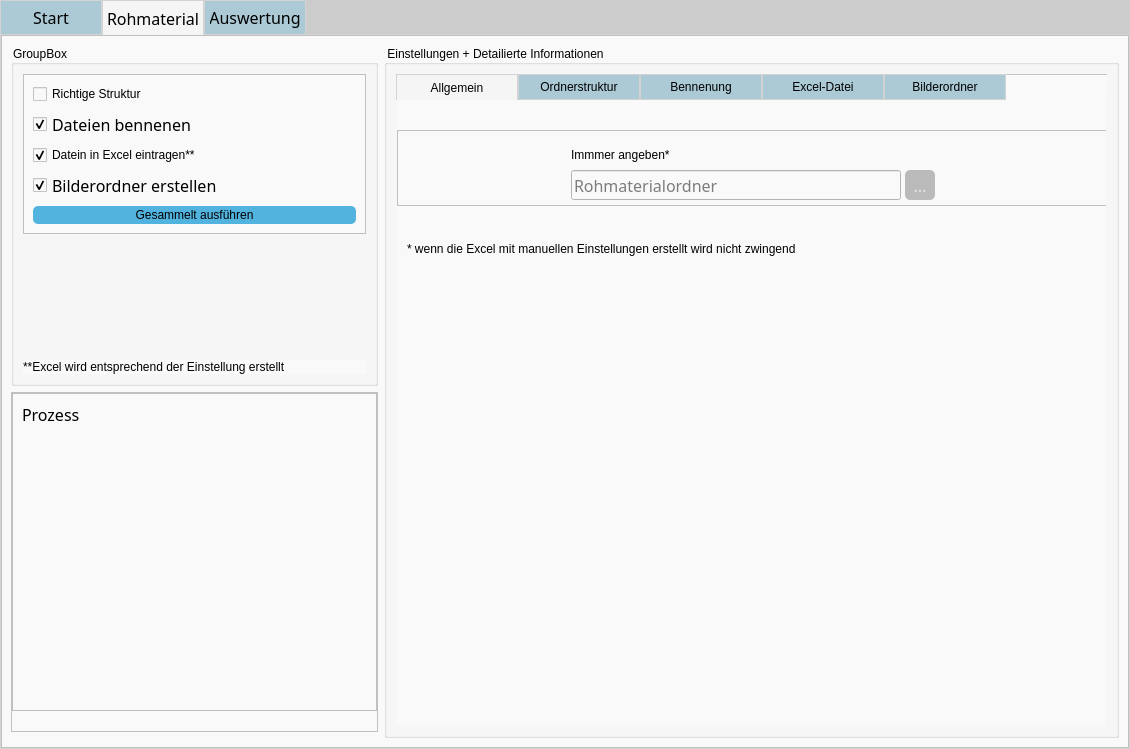
xtrilogis/ZLF_Sort_v2.0, file dev/gui/first_draft.ui: the form before one commit.
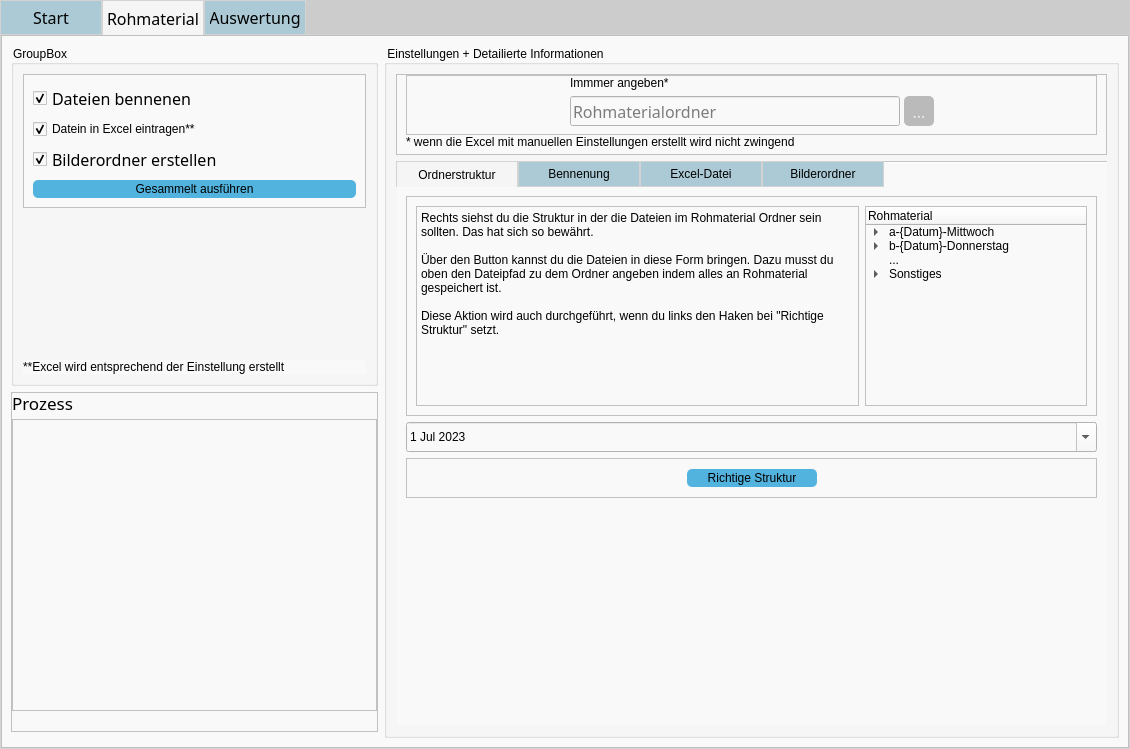
The form after the commit. The open tabs and pages were chosen to show the change. Icons and pictures are not drawn.

Commit message: feat: new arrangement fix: disabeld buttons for util in test

Patch:
```diff
--- a/dev/gui/first_draft.ui
+++ b/dev/gui/first_draft.ui
@@ -1020,6 +1020,201 @@
               <string>Einstellungen + Detailierte Informationen</string>
              </property>
              <layout class="QVBoxLayout" name="verticalLayout_4">
+              <item>
+               <widget class="QFrame" name="frame_29">
+                <property name="frameShape">
+                 <enum>QFrame::StyledPanel</enum>
+                </property>
+                <property name="frameShadow">
+                 <enum>QFrame::Raised</enum>
+                </property>
+                <layout class="QVBoxLayout" name="verticalLayout_23">
+                 <property name="spacing">
+                  <number>0</number>
+                 </property>
+                 <property name="topMargin">
+                  <number>0</number>
+                 </property>
+                 <property name="bottomMargin">
+                  <number>5</number>
+                 </property>
+                 <item>
+                  <widget class="QFrame" name="input_frame_2">
+                   <property name="maximumSize">
+                    <size>
+                     <width>16777215</width>
+                     <height>100</height>
+                    </size>
+                   </property>
+                   <property name="frameShape">
+                    <enum>QFrame::StyledPanel</enum>
+                   </property>
+                   <property name="frameShadow">
+                    <enum>QFrame::Raised</enum>
+                   </property>
+                   <layout class="QGridLayout" name="gridLayout_4">
+                    <property name="leftMargin">
+                     <number>0</number>
+                    </property>
+                    <property name="topMargin">
+                     <number>0</number>
+                    </property>
+                    <property name="rightMargin">
+                     <number>0</number>
+                    </property>
+                    <property name="bottomMargin">
+                     <number>8</number>
+                    </property>
+                    <property name="horizontalSpacing">
+                     <number>4</number>
+                    </property>
+                    <property name="verticalSpacing">
+                     <number>6</number>
+                    </property>
+                    <item row="1" column="1">
+                     <widget class="QLineEdit" name="drop_raw_rawpath">
+                      <property name="minimumSize">
+                       <size>
+                        <width>330</width>
+                        <height>30</height>
+                       </size>
+                      </property>
+                      <property name="maximumSize">
+                       <size>
+                        <width>330</width>
+                        <height>30</height>
+                       </size>
+                      </property>
+                      <property name="baseSize">
+                       <size>
+                        <width>30</width>
+                        <height>0</height>
+                       </size>
+                      </property>
+                      <property name="font">
+                       <font>
+                        <family>Gill Sans Nova</family>
+                        <pointsize>12</pointsize>
+                        <weight>50</weight>
+                        <italic>false</italic>
+                        <bold>false</bold>
+                       </font>
+                      </property>
+                      <property name="toolTip">
+                       <string>Dateipfad den Rohmaterial-Ordners</string>
+                      </property>
+                      <property name="styleSheet">
+                       <string notr="true">QLineEdit {
+	color: &quot;red&quot;;
+}</string>
+                      </property>
+                      <property name="inputMask">
+                       <string/>
+                      </property>
+                      <property name="text">
+                       <string/>
+                      </property>
+                      <property name="frame">
+                       <bool>true</bool>
+                      </property>
+                      <property name="echoMode">
+                       <enum>QLineEdit::Normal</enum>
+                      </property>
+                      <property name="alignment">
+                       <set>Qt::AlignLeading|Qt::AlignLeft|Qt::AlignVCenter</set>
+                      </property>
+                      <property name="placeholderText">
+                       <string>Rohmaterialordner</string>
+                      </property>
+                      <property name="clearButtonEnabled">
+                       <bool>true</bool>
+                      </property>
+                     </widget>
+                    </item>
+                    <item row="1" column="0">
+                     <spacer name="horizontalSpacer_19">
+                      <property name="orientation">
+                       <enum>Qt::Horizontal</enum>
+                      </property>
+                      <property name="sizeHint" stdset="0">
+                       <size>
+                        <width>40</width>
+                        <height>20</height>
+                       </size>
+                      </property>
+                     </spacer>
+                    </item>
+                    <item row="1" column="2">
+                     <widget class="QToolButton" name="tb_raw_rawpath">
+                      <property name="minimumSize">
+                       <size>
+                        <width>30</width>
+                        <height>30</height>
+                       </size>
+                      </property>
+                      <property name="font">
+                       <font>
+                        <family>Gill Sans Nova</family>
+                        <pointsize>12</pointsize>
+                        <weight>50</weight>
+                        <italic>false</italic>
+                        <bold>false</bold>
+                       </font>
+                      </property>
+                      <property name="toolTip">
+                       <string>Ordnerauswahl</string>
+                      </property>
+                      <property name="styleSheet">
+                       <string notr="true"/>
+                      </property>
+                      <property name="text">
+                       <string>...</string>
+                      </property>
+                      <property name="icon">
+                       <iconset>
+                        <normaloff>../../../Zlf_sort/program/graphics/folder.png</normaloff>../../../Zlf_sort/program/graphics/folder.png</iconset>
+                      </property>
+                      <property name="iconSize">
+                       <size>
+                        <width>20</width>
+                        <height>20</height>
+                       </size>
+                      </property>
+                     </widget>
+                    </item>
+                    <item row="1" column="3">
+                     <spacer name="horizontalSpacer_20">
+                      <property name="orientation">
+                       <enum>Qt::Horizontal</enum>
+                      </property>
+                      <property name="sizeHint" stdset="0">
+                       <size>
+                        <width>40</width>
+                        <height>20</height>
+                       </size>
+                      </property>
+                     </spacer>
+                    </item>
+                    <item row="0" column="1">
+                     <widget class="QLabel" name="label_7">
+                      <property name="text">
+                       <string>Immmer angeben*</string>
+                      </property>
+                     </widget>
+                    </item>
+                   </layout>
+                  </widget>
+                 </item>
+                 <item>
+                  <widget class="QLabel" name="label_8">
+                   <property name="text">
+                    <string>* wenn die Excel mit manuellen Einstellungen erstellt wird nicht zwingend</string>
+                   </property>
+                  </widget>
+                 </item>
+                </layout>
+               </widget>
+              </item>
               <item>
                <widget class="QTabWidget" name="tabWidget_raw">
                 <property name="minimumSize">
@@ -1046,197 +1241,6 @@
                 <property name="documentMode">
                  <bool>true</bool>
                 </property>
-                <widget class="QWidget" name="common">
-                 <attribute name="title">
-                  <string>Allgemein</string>
-                 </attribute>
-                 <widget class="QLabel" name="label_8">
-                  <property name="geometry">
-                   <rect>
-                    <x>10</x>
-                    <y>140</y>
-                    <width>525</width>
-                    <height>18</height>
-                   </rect>
-                  </property>
-                  <property name="text">
-                   <string>* wenn die Excel mit manuellen Einstellungen erstellt wird nicht zwingend</string>
-                  </property>
-                 </widget>
-                 <widget class="QFrame" name="input_frame_2">
-                  <property name="geometry">
-                   <rect>
-                    <x>0</x>
-                    <y>30</y>
-                    <width>712</width>
-                    <height>76</height>
-                   </rect>
-                  </property>
-                  <property name="maximumSize">
-                   <size>
-                    <width>16777215</width>
-                    <height>100</height>
-                   </size>
-                  </property>
-                  <property name="frameShape">
-                   <enum>QFrame::StyledPanel</enum>
-                  </property>
-                  <property name="frameShadow">
-                   <enum>QFrame::Raised</enum>
-                  </property>
-                  <layout class="QGridLayout" name="gridLayout_4">
-                   <property name="leftMargin">
-                    <number>0</number>
-                   </property>
-                   <property name="topMargin">
-                    <number>15</number>
-                   </property>
-                   <property name="rightMargin">
-                    <number>0</number>
-                   </property>
-                   <property name="bottomMargin">
-                    <number>5</number>
-                   </property>
-                   <property name="horizontalSpacing">
-                    <number>4</number>
-                   </property>
-                   <property name="verticalSpacing">
-                    <number>6</number>
-                   </property>
-                   <item row="1" column="2">
-                    <widget class="QToolButton" name="tb_raw_rawpath">
-                     <property name="minimumSize">
-                      <size>
-                       <width>30</width>
-                       <height>30</height>
-                      </size>
-                     </property>
-                     <property name="font">
-                      <font>
-                       <family>Gill Sans Nova</family>
-                       <pointsize>12</pointsize>
-                       <weight>50</weight>
-                       <italic>false</italic>
-                       <bold>false</bold>
-                      </font>
-                     </property>
-                     <property name="toolTip">
-                      <string>Ordnerauswahl</string>
-                     </property>
-                     <property name="styleSheet">
-                      <string notr="true"/>
-                     </property>
-                     <property name="text">
-                      <string>...</string>
-                     </property>
-                     <property name="icon">
-                      <iconset>
-                       <normaloff>../../../Zlf_sort/program/graphics/folder.png</normaloff>../../../Zlf_sort/program/graphics/folder.png</iconset>
-                     </property>
-                     <property name="iconSize">
-                      <size>
-                       <width>20</width>
-                       <height>20</height>
-                      </size>
-                     </property>
-                    </widget>
-                   </item>
-                   <item row="1" column="0">
-                    <spacer name="horizontalSpacer_19">
-                     <property name="orientation">
-                      <enum>Qt::Horizontal</enum>
-                     </property>
-                     <property name="sizeHint" stdset="0">
-                      <size>
-                       <width>40</width>
-                       <height>20</height>
-                      </size>
-                     </property>
-                    </spacer>
-                   </item>
-                   <item row="1" column="3">
-                    <spacer name="horizontalSpacer_20">
-                     <property name="orientation">
-                      <enum>Qt::Horizontal</enum>
-                     </property>
-                     <property name="sizeHint" stdset="0">
-                      <size>
-                       <width>40</width>
-                       <height>20</height>
-                      </size>
-                     </property>
-                    </spacer>
-                   </item>
-                   <item row="1" column="1">
-                    <widget class="QLineEdit" name="drop_raw_rawpath">
-                     <property name="minimumSize">
-                      <size>
-                       <width>330</width>
-                       <height>30</height>
-                      </size>
-                     </property>
-                     <property name="maximumSize">
-                      <size>
-                       <width>330</width>
-                       <height>30</height>
-                      </size>
-                     </property>
-                     <property name="baseSize">
-                      <size>
-                       <width>30</width>
-                       <height>0</height>
-                      </size>
-                     </property>
-                     <property name="font">
-                      <font>
-                       <family>Gill Sans Nova</family>
-                       <pointsize>12</pointsize>
-                       <weight>50</weight>
-                       <italic>false</italic>
-                       <bold>false</bold>
-                      </font>
-                     </property>
-                     <property name="toolTip">
-                      <string>Dateipfad den Rohmaterial-Ordners</string>
-                     </property>
-                     <property name="styleSheet">
-                      <string notr="true">QLineEdit {
-	color: &quot;red&quot;;
-}</string>
-                     </property>
-                     <property name="inputMask">
-                      <string/>
-                     </property>
-                     <property name="text">
-                      <string/>
-                     </property>
-                     <property name="frame">
-                      <bool>true</bool>
-                     </property>
-                     <property name="echoMode">
-                      <enum>QLineEdit::Normal</enum>
-                     </property>
-                     <property name="alignment">
-                      <set>Qt::AlignLeading|Qt::AlignLeft|Qt::AlignVCenter</set>
-                     </property>
-                     <property name="placeholderText">
-                      <string>Rohmaterialordner</string>
-                     </property>
-                     <property name="clearButtonEnabled">
-                      <bool>true</bool>
-                     </property>
-                    </widget>
-                   </item>
-                   <item row="0" column="1">
-                    <widget class="QLabel" name="label_7">
-                     <property name="text">
-                      <string>Immmer angeben*</string>
-                     </property>
-                    </widget>
-                   </item>
-                  </layout>
-                 </widget>
-                </widget>
                 <widget class="QWidget" name="folder_structure">
                  <attribute name="title">
                   <string>Ordnerstruktur</string>
@@ -1259,6 +1263,12 @@
                          <verstretch>0</verstretch>
                         </sizepolicy>
                        </property>
+                       <property name="minimumSize">
+                        <size>
+                         <width>0</width>
+                         <height>200</height>
+                        </size>
+                       </property>
                        <property name="plainText">
                         <string>Rechts siehst du die Struktur in der die Dateien im Rohmaterial Ordner sein sollten. Das hat sich so bewährt.
 
@@ -2420,19 +2430,6 @@
                  <enum>QFrame::Raised</enum>
                 </property>
                 <layout class="QVBoxLayout" name="verticalLayout_20">
-                 <item>
-                  <widget class="QCheckBox" name="cb_structure">
-                   <property name="focusPolicy">
-                    <enum>Qt::NoFocus</enum>
-                   </property>
-                   <property name="text">
-                    <string>Richtige Struktur</string>
-                   </property>
-                   <property name="checked">
-                    <bool>false</bool>
-                   </property>
-                  </widget>
-                 </item>
                  <item>
                   <widget class="QCheckBox" name="cb_rename">
                    <property name="font">
@@ -2527,6 +2524,37 @@
               <property name="bottomMargin">
                <number>0</number>
               </property>
+              <item>
+               <widget class="QLabel" name="label_12">
+                <property name="sizePolicy">
+                 <sizepolicy hsizetype="Minimum" vsizetype="Minimum">
+                  <horstretch>0</horstretch>
+                  <verstretch>0</verstretch>
+                 </sizepolicy>
+                </property>
+                <property name="maximumSize">
+                 <size>
+                  <width>16777215</width>
+                  <height>20</height>
+                 </size>
+                </property>
+                <property name="font">
+                 <font>
+                  <family>Gill Sans Nova</family>
+                  <pointsize>13</pointsize>
+                  <weight>50</weight>
+                  <italic>false</italic>
+                  <bold>false</bold>
+                 </font>
+                </property>
+                <property name="styleSheet">
+                 <string notr="true">font: 13pt &quot;Gill Sans Nova&quot;;</string>
+                </property>
+                <property name="text">
+                 <string>Prozess</string>
+                </property>
+               </widget>
+              </item>
               <item>
                <widget class="QScrollArea" name="process_scrollArea">
                 <property name="sizePolicy">
@@ -2562,7 +2590,7 @@
                    <x>0</x>
                    <y>0</y>
                    <width>363</width>
-                   <height>313</height>
+                   <height>287</height>
                   </rect>
                  </property>
                  <layout class="QVBoxLayout" name="verticalLayout">
@@ -2584,7 +2612,7 @@
                      <string notr="true"/>
                     </property>
                     <property name="text">
-                     <string>Prozess</string>
+                     <string/>
                     </property>
                     <property name="alignment">
                      <set>Qt::AlignLeading|Qt::AlignLeft|Qt::AlignTop</set>
```
Left out of the diff: 128 changed lines with no effect on the pictures. The commit also changes 2 other files.
